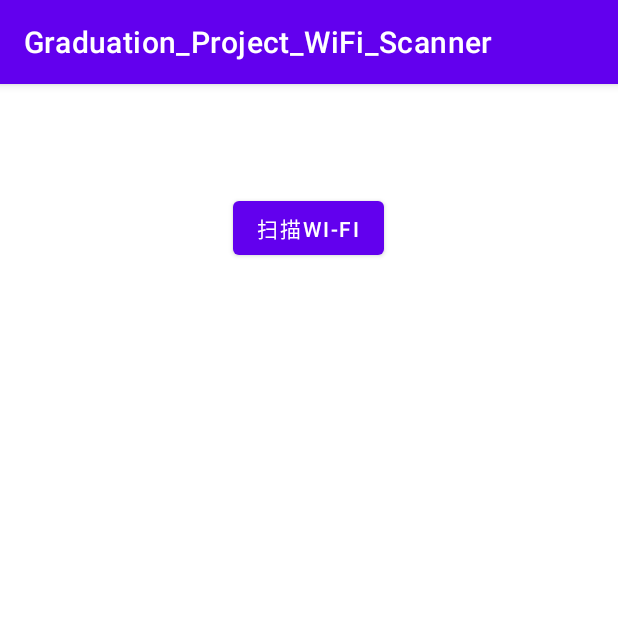
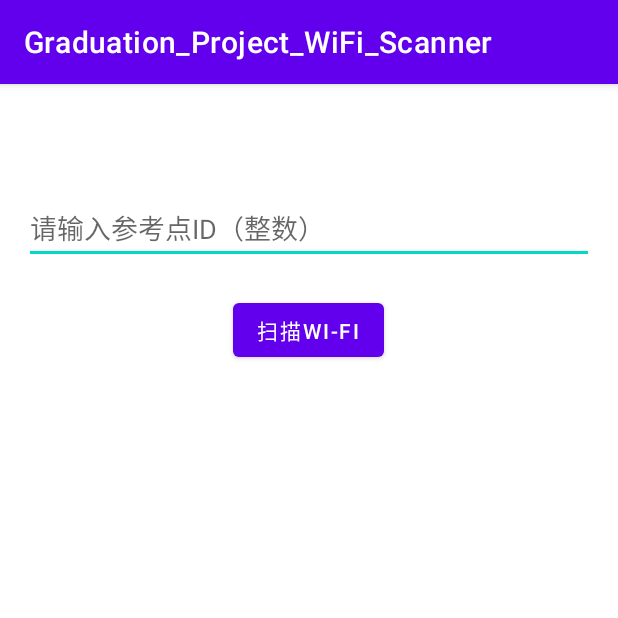
Before and after one commit to EawenZhao/Graduation_Project_WiFi_Scanner, an Android app: the screen it shows after launch (MainActivity), on a phone screen of 412 x 824 dp, the top half of it. Run offline under Robolectric (Android 15) with nearby library versions, the phone set to English and light mode, and no system bars.

Commit message:
Ref Point =

```diff
--- a/app/src/main/res/layout/activity_main.xml
+++ b/app/src/main/res/layout/activity_main.xml
@@ -6,18 +6,27 @@ android:layout_width="match_parent"
 android:layout_height="match_parent"
 android:padding="16dp">
 
+
+    <EditText
+        android:id="@+id/editTextRefPoint"
+        android:layout_width="match_parent"
+        android:layout_height="wrap_content"
+        android:layout_marginTop="?actionBarSize"
+        android:hint="请输入参考点ID（整数）"
+        android:inputType="number" />
+
     <Button
         android:id="@+id/btnScan"
         android:layout_width="wrap_content"
         android:layout_height="wrap_content"
-    android:text="@string/wi_fi"
         android:layout_gravity="center_horizontal"
-    android:layout_marginTop="?attr/actionBarSize"
-    />
+        android:layout_marginTop="20dp"
+        android:text="@string/wi_fi" />
 
     <ListView
         android:id="@+id/listView"
         android:layout_width="match_parent"
         android:layout_height="wrap_content"
-    android:layout_marginTop="16dp" />
+        android:layout_marginTop="20dp" />
+
 </LinearLayout>
```
Lines whose indentation alone changed are shown as unchanged.
